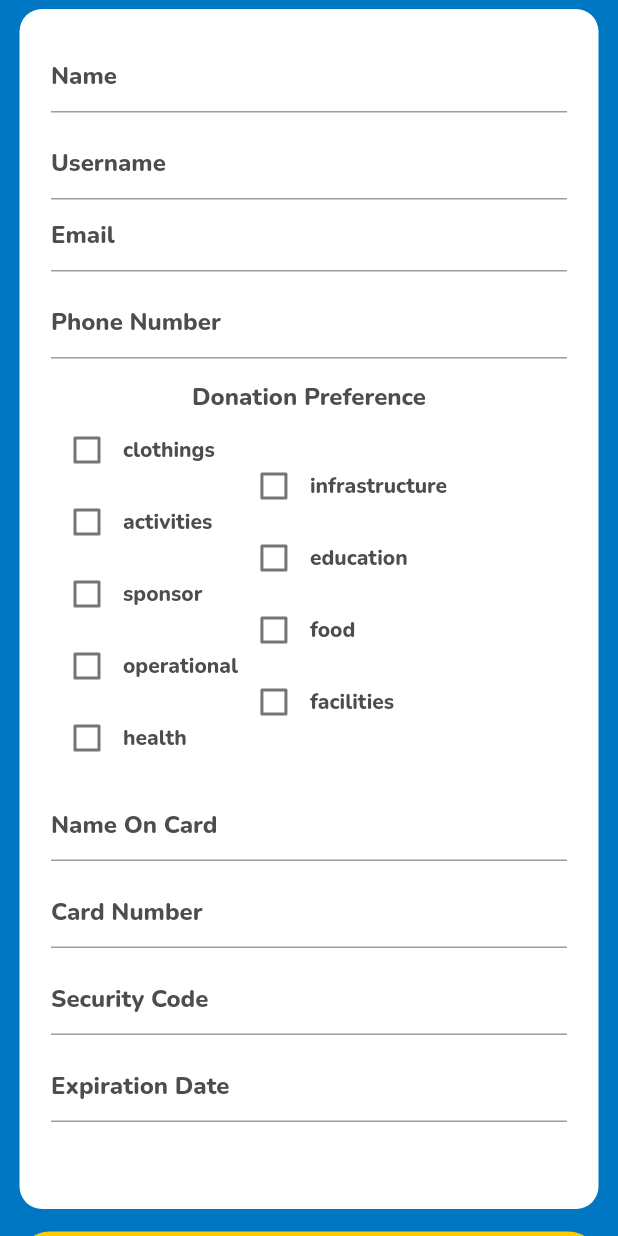
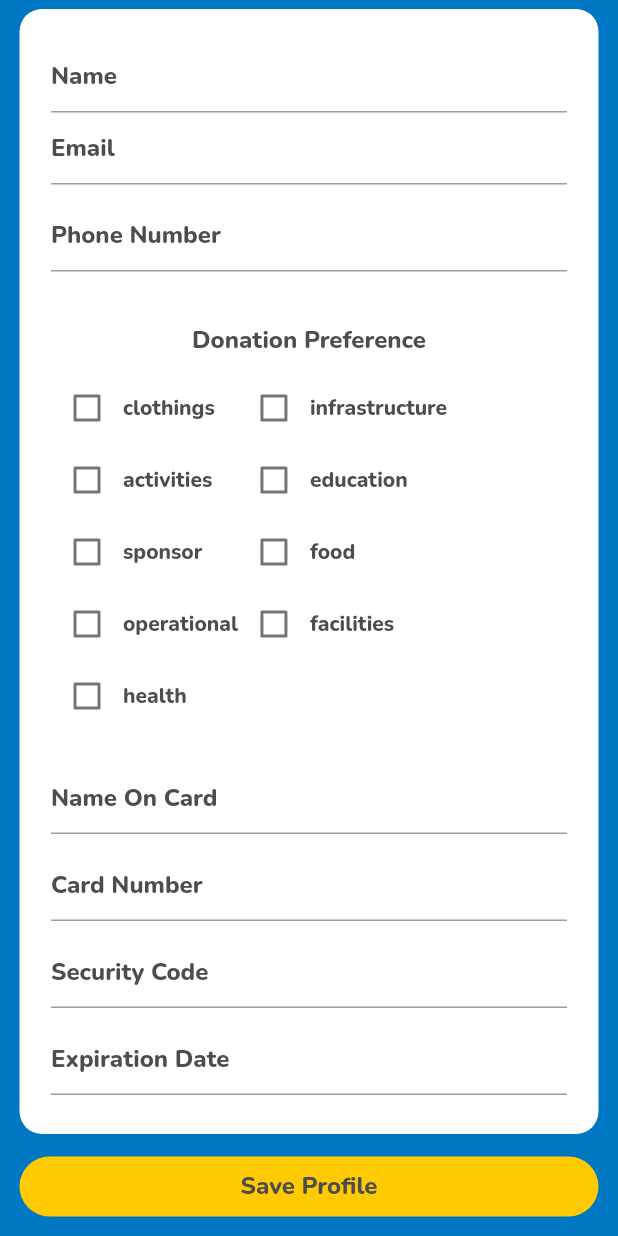
Before and after one commit to MaulanaArya30/CareConnect, a Flutter app: the MyScreen screen opened directly, scrolled down 102 dp, on a phone screen of 412 x 824 dp. Run offline on Flutter 3.47's test engine with Material 2 defaults, Android fonts, the phone set to English and light mode, and no system bars; our stand-ins replace basic_utils, carousel_slider, cloud_firestore, email_validator, firebase_auth, firebase_core and 6 more; missing offline and left inert: dart:ffi; accounts and stored records are empty.

Commit message:
profile only send data

```diff
--- a/lib/main.dart
+++ b/lib/main.dart
@@ -4,6 +4,7 @@
 import 'package:gdscapp/view/auth/auth_page.dart';
 import 'package:gdscapp/view/auth/login_page.dart';
 import 'package:gdscapp/view/auth/start_page.dart';
+import 'package:gdscapp/view/home/my_page.dart';
 import 'package:gdscapp/view/home/profile_page.dart';
 import 'package:gdscapp/view/home/search_page.dart';
 import 'package:gdscapp/widgets/testmap.dart';
--- /dev/null
+++ b/lib/models/profile_model.dart
@@ -0,0 +1,33 @@
+class ProfileModel {
+  final String? id;
+  final String name; //reporter name
+  final String email; //reporter phone
+  final String phone; //orphan name
+  final String cardname; //orphan birth
+  final String cardnumber; //orphan conditions
+  final String securitycode;
+  final String expiredate; //orphan location
+
+  const ProfileModel({
+    this.id,
+    required this.name,
+    required this.email,
+    required this.phone,
+    required this.cardname,
+    required this.cardnumber,
+    required this.securitycode,
+    required this.expiredate,
+  });
+
+  toJson() {
+    return {
+      "name": name,
+      "email": email,
+      "phone": phone,
+      "cardname": cardname,
+      "cardnumber": cardnumber,
+      "securitycode": securitycode,
+      "expiredate": expiredate,
+    };
+  }
+}
--- /dev/null
+++ b/lib/repository/profile_controller.dart
@@ -0,0 +1,33 @@
+import 'package:flutter/material.dart';
+import 'package:gdscapp/models/profile_model.dart';
+import 'package:gdscapp/repository/alert_repository.dart';
+import 'package:gdscapp/repository/profile_repository.dart';
+import 'package:get/get.dart';
+import 'package:get/get_core/src/get_main.dart';
+import 'package:get/get_state_manager/src/simple/get_controllers.dart';
+
+import '../models/alert_model.dart';
+
+class ProfileController extends GetxController {
+  static ProfileController get instance => Get.find();
+
+  //final _profileRepo = Get.put(ProfileRepository());
+
+  final name = TextEditingController();
+  final email = TextEditingController();
+  final phone = TextEditingController();
+  final cardname = TextEditingController();
+  final cardnumber = TextEditingController();
+  final securitycode = TextEditingController();
+  final expiredate = TextEditingController();
+
+  final profilerepo = Get.put(ProfileRepository());
+
+  void createProfile(ProfileModel user) {
+    profilerepo.createProfile(user);
+  }
+
+  // void updateProfile(ProfileModel user) async {
+  //   await profilerepo.updateProfile(user);
+  // }
+}
--- a/lib/view/home/my_page.dart
+++ b/lib/view/home/my_page.dart
@@ -1,7 +1,10 @@
+import 'package:firebase_auth/firebase_auth.dart';
 import 'package:flutter/material.dart';
 import 'package:flutter/src/widgets/framework.dart';
 import 'package:flutter/src/widgets/placeholder.dart';
+import 'package:gdscapp/models/profile_model.dart';
 import 'package:gdscapp/repository/alert_controller.dart';
+import 'package:gdscapp/repository/profile_controller.dart';
 import 'package:gdscapp/widgets/map_widget.dart';
 import 'package:get/get.dart';
 
@@ -16,7 +19,7 @@
 }
 
 class _MyScreenState extends State<MyScreen> {
-  final controller = Get.put(AlertController());
+  final controller = Get.put(ProfileController());
 
   @override
   Widget build(BuildContext context) {
@@ -50,7 +53,7 @@
             ),
             SizedBox(height: 15),
             Container(
-              height: 800,
+              height: 750,
               width: double.infinity,
               padding: EdgeInsets.all(21),
               decoration: BoxDecoration(
@@ -61,7 +64,7 @@
                 children: [
                   TextFormField(
                     keyboardType: TextInputType.name,
-                    controller: controller.rname,
+                    controller: controller.name,
                     decoration: InputDecoration(
                       hintText: "Name",
                       hintStyle: TextStyle(
@@ -71,22 +74,9 @@
                       ),
                     ),
                   ),
-                  SizedBox(height: 10),
-                  TextFormField(
-                    keyboardType: TextInputType.name,
-                    controller: controller.rphone,
-                    decoration: InputDecoration(
-                      hintText: "Username",
-                      hintStyle: TextStyle(
-                        fontWeight: FontWeight.w800,
-                        fontFamily: 'Nunito',
-                        color: Color.fromRGBO(77, 77, 77, 1),
-                      ),
-                    ),
-                  ),
                   TextFormField(
                     keyboardType: TextInputType.emailAddress,
-                    controller: controller.oname,
+                    controller: controller.email,
                     decoration: InputDecoration(
                       hintText: "Email",
                       hintStyle: TextStyle(
@@ -99,7 +89,7 @@
                   SizedBox(height: 10),
                   TextFormField(
                     keyboardType: TextInputType.phone,
-                    controller: controller.obirth,
+                    controller: controller.phone,
                     decoration: InputDecoration(
                       hintText: "Phone Number",
                       hintStyle: TextStyle(
@@ -109,7 +99,7 @@
                       ),
                     ),
                   ),
-                  SizedBox(height: 15),
+                  SizedBox(height: 35),
                   Text(
                     "Donation Preference",
                     style: TextStyle(
@@ -119,7 +109,10 @@
                       color: Color.fromRGBO(77, 77, 77, 1),
                     ),
                   ),
-                  Row(
+                  SizedBox(height: 10),
+                  Container(
+                    height: 250,
+                    child: Row(
                       children: [
                         Column(
                           mainAxisAlignment: MainAxisAlignment.start,
@@ -144,10 +137,11 @@
                         ),
                       ],
                     ),
+                  ),
                   SizedBox(height: 10),
                   TextFormField(
                     keyboardType: TextInputType.multiline,
-                    controller: controller.oconditions,
+                    controller: controller.cardname,
                     decoration: InputDecoration(
                       hintText: "Name On Card",
                       hintStyle: TextStyle(
@@ -160,7 +154,7 @@
                   SizedBox(height: 10),
                   TextFormField(
                     keyboardType: TextInputType.number,
-                    controller: controller.olocation,
+                    controller: controller.cardnumber,
                     decoration: InputDecoration(
                       hintText: "Card Number",
                       hintStyle: TextStyle(
@@ -173,7 +167,7 @@
                   SizedBox(height: 10),
                   TextFormField(
                     keyboardType: TextInputType.number,
-                    controller: controller.olocation,
+                    controller: controller.securitycode,
                     decoration: InputDecoration(
                       hintText: "Security Code",
                       hintStyle: TextStyle(
@@ -186,7 +180,7 @@
                   SizedBox(height: 10),
                   TextFormField(
                     keyboardType: TextInputType.number,
-                    controller: controller.olocation,
+                    controller: controller.expiredate,
                     decoration: InputDecoration(
                       hintText: "Expiration Date",
                       hintStyle: TextStyle(
@@ -210,23 +204,17 @@
               child: Center(
                 child: InkWell(
                   onTap: () {
-                    // final alert = AlertModel(
-                    //   rname: controller.rname.text.trim(),
-                    //   rphone: controller.rphone.text.trim(),
-                    //   oname: controller.oname.text.trim(),
-                    //   obirth: controller.obirth.text.trim(),
-                    //   oconditions: controller.oconditions.text.trim(),
-                    //   olocation: controller.olocation.text.trim(),
-                    // );
-                    // AlertController.instance.createAlert(alert);
-                    // setState(() {
-                    //   controller.rname.clear();
-                    //   controller.rphone.clear();
-                    //   controller.oname.clear();
-                    //   controller.obirth.clear();
-                    //   controller.oconditions.clear();
-                    //   controller.olocation.clear();
-                    // });
+                    final user = ProfileModel(
+                      name: controller.name.text.trim(),
+                      email: controller.email.text.trim(),
+                      phone: controller.phone.text.trim(),
+                      cardname: controller.cardname.text.trim(),
+                      cardnumber: controller.cardnumber.text.trim(),
+                      securitycode: controller.securitycode.text.trim(),
+                      expiredate: controller.expiredate.text.trim(),
+                    );
+                    ProfileController.instance.createProfile(user);
+                    //ProfileController.instance.updateProfile(user);
                   },
                   child: Text(
                     "Save Profile",
```
Also changed, not shown: lib/repository/profile_repository.dart (added, +34 -0 lines), lib/view/home/detail_orphanage.dart (+4 -23 lines). Lines whose indentation alone changed are shown as unchanged.
